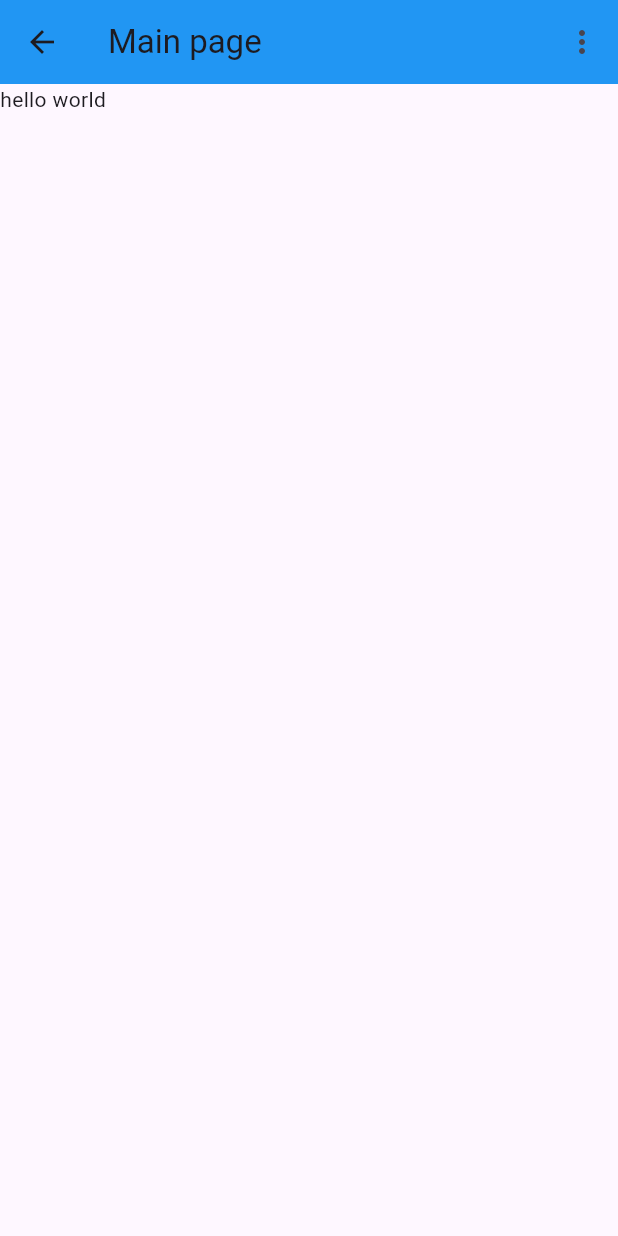
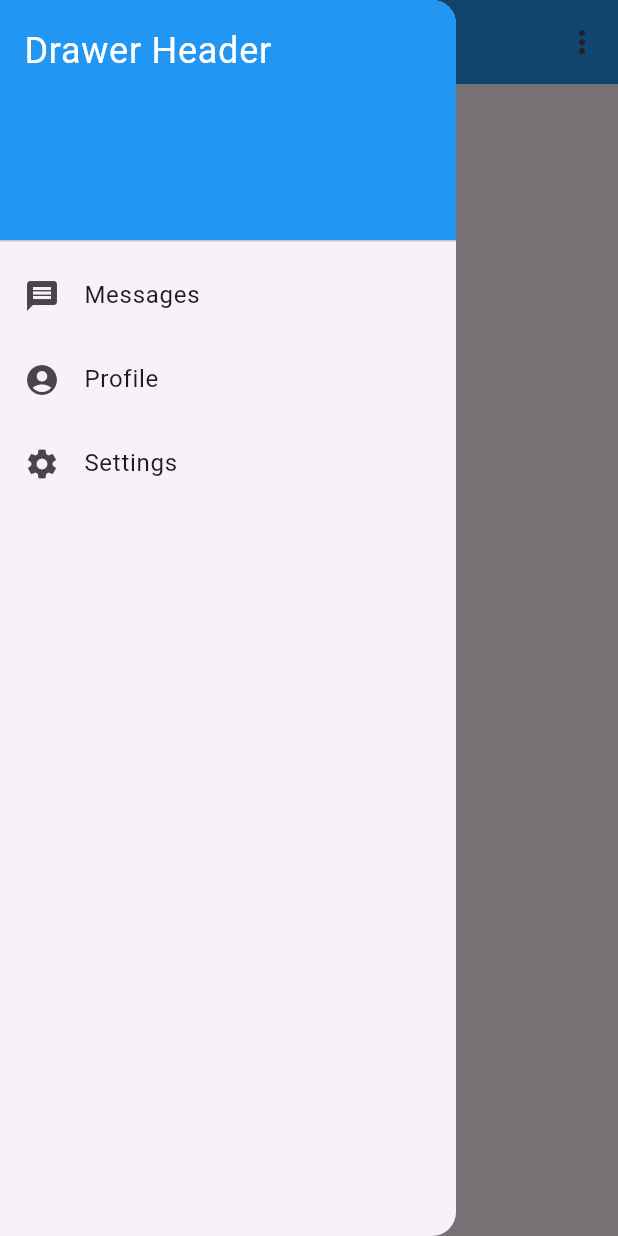
Before and after one commit to Ebrahim2789/ecommerce-lite, a Flutter app: the MainPage screen opened by its route, with the side drawer open (before the commit the screen has no drawer), on a phone screen of 412 x 824 dp. Run offline on Flutter 3.47's test engine with Material 3 defaults, Android fonts, the light colour scheme and no system bars; our stand-ins replace firebase_auth, firebase_core; accounts and stored records are empty; network calls fail.

Commit message:
drawer  menu done

```diff
--- a/lib/main.dart
+++ b/lib/main.dart
@@ -1,4 +1,5 @@
 import 'package:dalell/firebase_options.dart';
+import 'package:dalell/views/drawer_demo.dart';
 import 'package:dalell/views/login_view.dart';
 import 'package:dalell/views/register_view.dart';
 import 'package:dalell/views/verify_email_view.dart';
@@ -20,6 +21,7 @@ void main() {
       // When navigating to the "/second" route, build the SecondScreen widget.
       '/register/': (context) => const RegisterView(),
       '/notes/': (context) => const MainPage(),
+      '/menu/':(context)=>const DrawerDemo(),
     },
   ));
 }
@@ -76,12 +78,24 @@ class MainPage extends StatefulWidget {
 
 class _MainPageState extends State<MainPage> {
   Menu? selectedMenu;
+  String menuBar='Menu';
+    String selectedPage='';
   @override
   Widget build(BuildContext context) {
     return Scaffold(
       appBar: AppBar(
+      //   leading:IconButton(icon: const Icon(Icons.menu),
+      //   tooltip: menuBar,onPressed: ()async{
+      // // final menu=  await DrawerDemo();\
+      //     // Navigator.of(context).pushNamedAndRemoveUntil('/menu/', (route)=>false, );
+
+
+      //   },),
         title: const Text('Main page'),
+
         backgroundColor: Colors.blue[500],
+
+
         actions: [
           PopupMenuButton<Menu>(
             initialValue: selectedMenu,
@@ -118,6 +132,8 @@ class _MainPageState extends State<MainPage> {
                   child: ListTile(
                       title: Text('Log out'),
                       leading: Icon(Icons.logout_outlined)),
+
+
                 ),
                 PopupMenuItem<Menu>(
                   value: Menu.preview,
@@ -160,7 +176,55 @@ class _MainPageState extends State<MainPage> {
           )
         ],
       ),
-      body: const Text('hello world'),
+
+drawer: Drawer(
+        child: ListView(
+          padding: EdgeInsets.zero,
+          children: <Widget>[
+            const DrawerHeader(
+              decoration: BoxDecoration(
+                color: Colors.blue,
+              ),
+              child: Text(
+                'Drawer Header',
+                style: TextStyle(
+                  color: Colors.white,
+                  fontSize: 24,
+                ),
+              ),
+            ),
+            ListTile(
+              leading: const Icon(Icons.message),
+              title: const Text('Messages'),
+              onTap: () {
+                setState(() {
+                  selectedPage = 'Messages';
+                });
+              },
+            ),
+            ListTile(
+              leading: const Icon(Icons.account_circle),
+              title: const Text('Profile'),
+              onTap: () {
+                setState(() {
+                  selectedPage = 'Profile';
+                });
+              },
+            ),
+            ListTile(
+              leading: const Icon(Icons.settings),
+              title: const Text('Settings'),
+              onTap: () {
+                setState(() {
+                  selectedPage = 'Settings';
+                });
+              },
+            ),
+          ],
+        ),
+      ),
+
+      body: Text('Page: $selectedPage'),
     );
   }
 }
--- a/lib/views/login_view.dart
+++ b/lib/views/login_view.dart
@@ -34,7 +34,9 @@ class _LoginViewState extends State<LoginView> {
   Widget build(BuildContext context) {
     WidgetsFlutterBinding.ensureInitialized;
     return Scaffold(
-        appBar: AppBar(title: const Text('Login')),
+        appBar: AppBar(title: const Text('Login'),
+        backgroundColor: Colors.blue[500],
+        ),
         body: FutureBuilder(
             future: Firebase.initializeApp(
                 options: DefaultFirebaseOptions.currentPlatform),
--- a/lib/views/register_view.dart
+++ b/lib/views/register_view.dart
@@ -35,7 +35,9 @@ class _RegisterViewState extends State<RegisterView> {
     WidgetsFlutterBinding.ensureInitialized();
 
     return Scaffold(
-      appBar: AppBar(title: const Text('Register')),
+      appBar: AppBar(title: const Text('Register'),
+      backgroundColor: Colors.blue[500],
+      ),
       body: FutureBuilder(
           future: Firebase.initializeApp(
             options: DefaultFirebaseOptions.currentPlatform,
@@ -78,6 +80,8 @@ class _RegisterViewState extends State<RegisterView> {
                                     email: email, password: password);
 
                             devtools.log(userCredential.toString());
+
+                            Navigator.of(context).pushNamedAndRemoveUntil('/login', (route)=>false,);
                           } on FirebaseAuthException catch (e) {
                             if (e.code == 'weak-password') {
                               devtools.log('please dont do this weak password');
```
